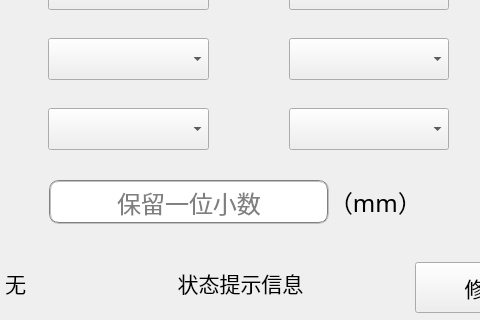
This is Form/MachineLearnForm.ui in hkchenhao/MachineVisionControl as Qt 5 draws it before an edit; both pictures show x 165 to 645 and y 448 to 768 of the 1024 by 768 pixel window. The edited form follows.
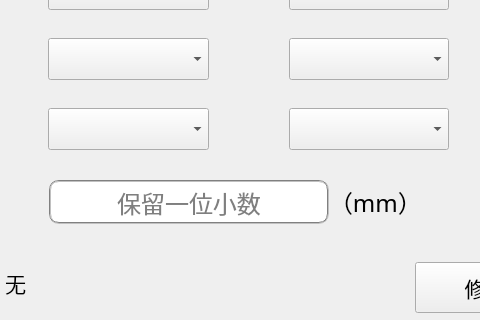
This is the edited form. Icons and pictures are not drawn.

Patch:
```diff
--- a/Form/MachineLearnForm.ui
+++ b/Form/MachineLearnForm.ui
@@ -7554,7 +7554,7 @@
     <string notr="true"/>
    </property>
    <property name="text">
-    <string>状态提示信息</string>
+    <string/>
    </property>
    <property name="alignment">
     <set>Qt::AlignCenter</set>
```
Left out of the diff: 2 changed lines with no effect on the pictures.
